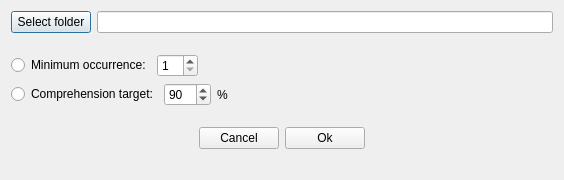
Above: ankimorphs/ui/generator_output_dialog.ui from mortii/anki-morphs before the change. Below: the same form after it.
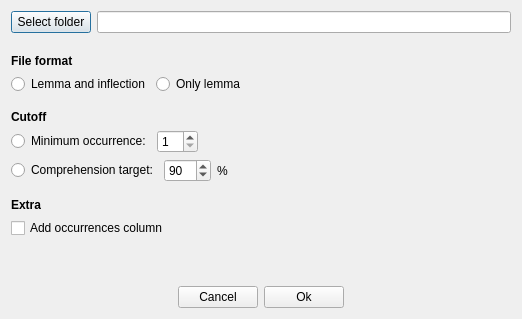
That is the form after the change.

Diff of the .ui file:
```diff
--- a/ankimorphs/ui/generator_output_dialog.ui
+++ b/ankimorphs/ui/generator_output_dialog.ui
@@ -6,14 +6,14 @@
    <rect>
     <x>0</x>
     <y>0</y>
-    <width>564</width>
-    <height>180</height>
+    <width>522</width>
+    <height>319</height>
    </rect>
   </property>
   <property name="windowTitle">
    <string>Generator Output</string>
   </property>
-  <layout class="QVBoxLayout" name="verticalLayout">
+  <layout class="QVBoxLayout" name="verticalLayout_4">
    <item>
     <layout class="QHBoxLayout" name="horizontalLayout">
      <property name="bottomMargin">
@@ -32,6 +32,70 @@
     </layout>
    </item>
    <item>
+    <layout class="QVBoxLayout" name="verticalLayout">
+     <property name="bottomMargin">
+      <number>10</number>
+     </property>
+     <item>
+      <widget class="QLabel" name="label_3">
+       <property name="font">
+        <font>
+         <bold>true</bold>
+        </font>
+       </property>
+       <property name="text">
+        <string>File format</string>
+       </property>
+      </widget>
+     </item>
+     <item>
+      <layout class="QHBoxLayout" name="horizontalLayout_5">
+       <item>
+        <widget class="QRadioButton" name="storeMorphLemmaAndInflectionRadioButton">
+         <property name="text">
+          <string>Lemma and inflection</string>
+         </property>
+        </widget>
+       </item>
+       <item>
+        <widget class="QRadioButton" name="storeOnlyMorphLemmaRadioButton">
+         <property name="text">
+          <string>Only lemma</string>
+         </property>
+        </widget>
+       </item>
+       <item>
+        <spacer name="horizontalSpacer_5">
+         <property name="orientation">
+          <enum>Qt::Horizontal</enum>
+         </property>
+         <property name="sizeHint" stdset="0">
+          <size>
+           <width>40</width>
+           <height>20</height>
+          </size>
+         </property>
+        </spacer>
+       </item>
+      </layout>
+     </item>
+    </layout>
+   </item>
+   <item>
+    <layout class="QVBoxLayout" name="verticalLayout_2">
+     <item>
+      <widget class="QLabel" name="label_2">
+       <property name="font">
+        <font>
+         <bold>true</bold>
+        </font>
+       </property>
+       <property name="text">
+        <string>Cutoff</string>
+       </property>
+      </widget>
+     </item>
+     <item>
     <layout class="QHBoxLayout" name="horizontalLayout_2">
      <item>
       <widget class="QRadioButton" name="minOccurrenceRadioButton">
@@ -71,7 +135,7 @@
    <item>
     <layout class="QHBoxLayout" name="horizontalLayout_3">
      <property name="bottomMargin">
-      <number>15</number>
+        <number>10</number>
      </property>
      <item>
       <widget class="QRadioButton" name="comprehensionRadioButton">
@@ -118,6 +182,44 @@
      </item>
     </layout>
    </item>
+    </layout>
+   </item>
+   <item>
+    <layout class="QVBoxLayout" name="verticalLayout_3">
+     <item>
+      <widget class="QLabel" name="label_4">
+       <property name="font">
+        <font>
+         <bold>true</bold>
+        </font>
+       </property>
+       <property name="text">
+        <string>Extra</string>
+       </property>
+      </widget>
+     </item>
+     <item>
+      <widget class="QCheckBox" name="addOccurrencesColumnCheckBox">
+       <property name="text">
+        <string>Add occurrences column</string>
+       </property>
+      </widget>
+     </item>
+    </layout>
+   </item>
+   <item>
+    <spacer name="verticalSpacer">
+     <property name="orientation">
+      <enum>Qt::Vertical</enum>
+     </property>
+     <property name="sizeHint" stdset="0">
+      <size>
+       <width>20</width>
+       <height>40</height>
+      </size>
+     </property>
+    </spacer>
+   </item>
    <item>
     <layout class="QHBoxLayout" name="horizontalLayout_4">
      <item>
@@ -162,19 +264,6 @@
      </item>
     </layout>
    </item>
-   <item>
-    <spacer name="verticalSpacer">
-     <property name="orientation">
-      <enum>Qt::Vertical</enum>
-     </property>
-     <property name="sizeHint" stdset="0">
-      <size>
-       <width>20</width>
-       <height>40</height>
-      </size>
-     </property>
-    </spacer>
-   </item>
   </layout>
  </widget>
  <resources/>
```
Lines whose indentation alone changed are shown as unchanged.
